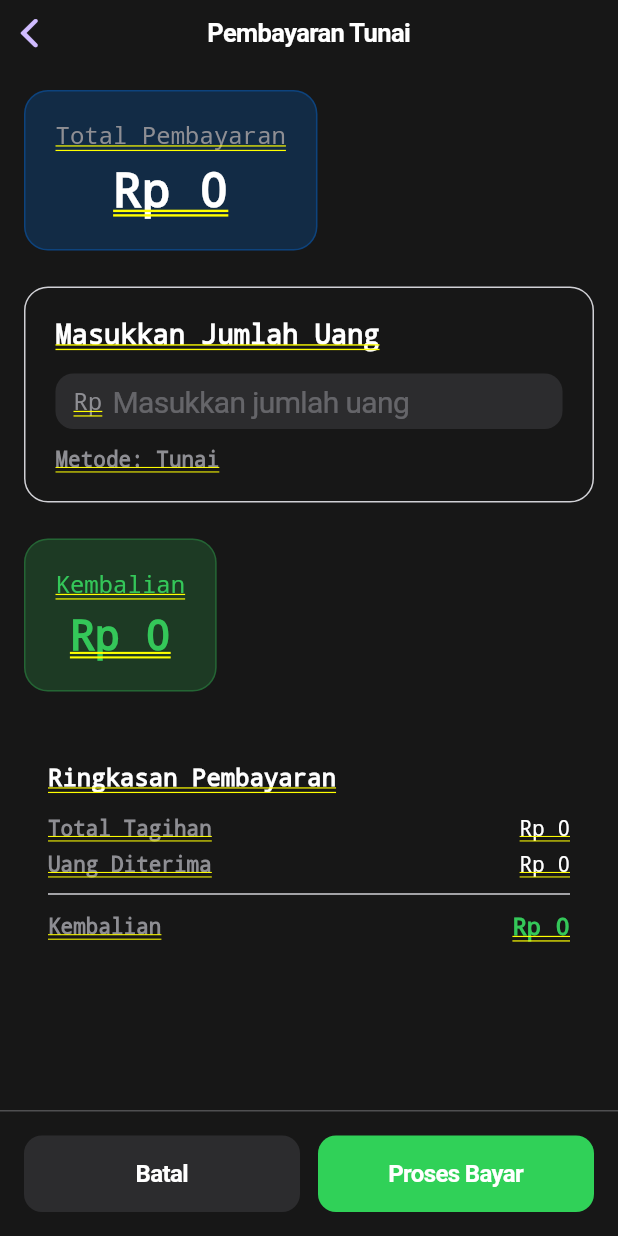
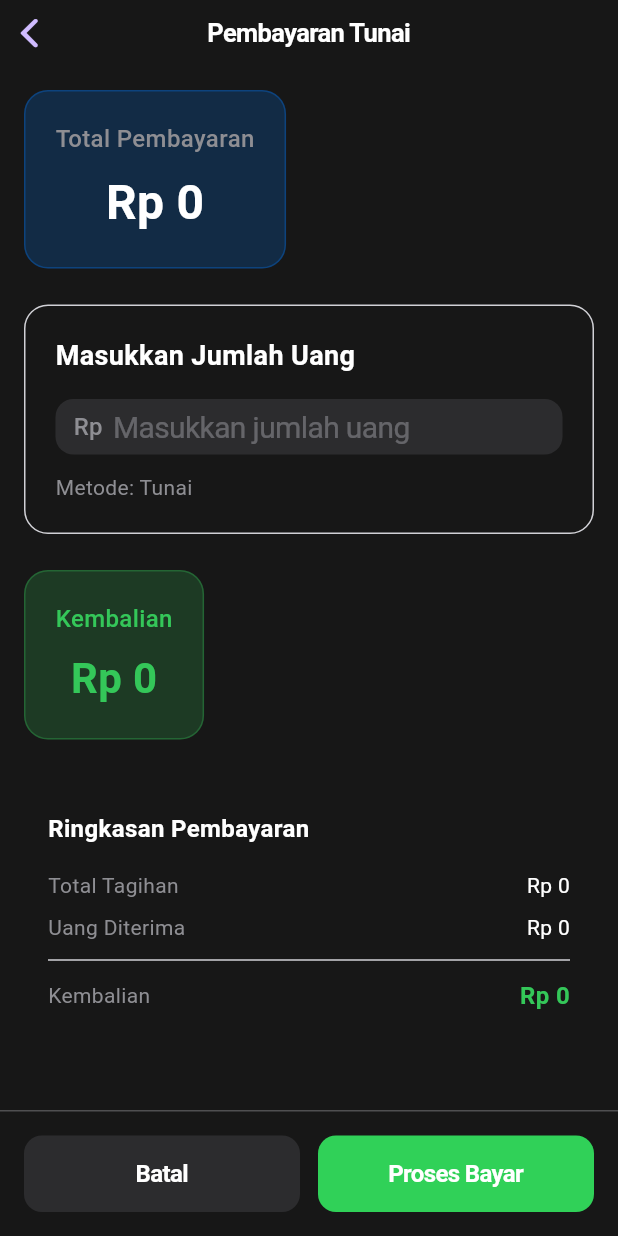
Before and after one commit to 0xHadiRamdhani/workshop_manager, a Flutter app: the CashInputScreen screen opened directly with empty values, on a phone screen of 412 x 824 dp. Run offline on Flutter 3.47's test engine with Material 3 defaults, Android fonts, the phone set to English and light mode, and no system bars; our stand-ins replace lottie, sqflite_common_ffi; missing offline and left inert: flutter_bluetooth_printer; accounts and stored records are empty.

Commit message:
fixing bug

```diff
--- a/lib/screens/add_booking_screen.dart
+++ b/lib/screens/add_booking_screen.dart
@@ -163,6 +163,8 @@ class _AddBookingScreenState extends State<AddBookingScreen> {
       child: SafeArea(
         child: SingleChildScrollView(
           padding: const EdgeInsets.all(16),
+          child: Material(
+            type: MaterialType.transparency,
             child: Form(
               key: _formKey,
               child: Column(
@@ -251,6 +253,7 @@ class _AddBookingScreenState extends State<AddBookingScreen> {
                     ),
                   ),
                 ],
+              ),
             ),
           ),
         ),
--- a/lib/screens/add_technician_screen.dart
+++ b/lib/screens/add_technician_screen.dart
@@ -97,6 +97,8 @@ class _AddTechnicianScreenState extends State<AddTechnicianScreen> {
       child: SafeArea(
         child: SingleChildScrollView(
           padding: const EdgeInsets.all(16),
+          child: Material(
+            type: MaterialType.transparency,
             child: Form(
               key: _formKey,
               child: Column(
@@ -191,6 +193,7 @@ class _AddTechnicianScreenState extends State<AddTechnicianScreen> {
                     ),
                   ),
                 ],
+              ),
             ),
           ),
         ),
--- a/lib/screens/add_vehicle_screen.dart
+++ b/lib/screens/add_vehicle_screen.dart
@@ -49,6 +49,8 @@ class _AddVehicleScreenState extends State<AddVehicleScreen> {
         ),
       ),
       child: SafeArea(
+        child: Material(
+          type: MaterialType.transparency,
           child: Form(
             key: _formKey,
             child: Column(
@@ -72,6 +74,7 @@ class _AddVehicleScreenState extends State<AddVehicleScreen> {
                 ),
                 _buildActionButtons(),
               ],
+            ),
           ),
         ),
       ),
--- a/lib/screens/cash_input_screen.dart
+++ b/lib/screens/cash_input_screen.dart
@@ -93,7 +93,9 @@ class _CashInputScreenState extends State<CashInputScreen> {
       ),
       child: Column(
         children: [
-          const Text(
+          Material(
+            type: MaterialType.transparency,
+            child: const Text(
               'Total Pembayaran',
               style: TextStyle(
                 fontSize: 16,
@@ -101,13 +103,17 @@ class _CashInputScreenState extends State<CashInputScreen> {
                 fontWeight: FontWeight.w500,
               ),
             ),
+          ),
           const SizedBox(height: 8),
-          Text(
+          Material(
+            type: MaterialType.transparency,
+            child: Text(
               'Rp ${widget.totalAmount.toStringAsFixed(0)}',
               style: const TextStyle(
                 fontSize: 32,
                 fontWeight: FontWeight.bold,
                 color: CupertinoColors.white,
+              ),
             ),
           ),
         ],
@@ -126,12 +132,15 @@ class _CashInputScreenState extends State<CashInputScreen> {
       child: Column(
         crossAxisAlignment: CrossAxisAlignment.start,
         children: [
-          const Text(
+          Material(
+            type: MaterialType.transparency,
+            child: const Text(
               'Masukkan Jumlah Uang',
               style: TextStyle(
                 fontSize: 18,
                 fontWeight: FontWeight.bold,
                 color: CupertinoColors.white,
+              ),
             ),
           ),
           const SizedBox(height: 16),
@@ -141,12 +150,15 @@ class _CashInputScreenState extends State<CashInputScreen> {
             keyboardType: TextInputType.number,
             prefix: const Padding(
               padding: EdgeInsets.only(left: 12),
+              child: Material(
+                type: MaterialType.transparency,
                 child: Text(
                   'Rp',
                   style: TextStyle(
                     fontSize: 16,
                     color: CupertinoColors.systemGrey,
                     fontWeight: FontWeight.w500,
+                  ),
                 ),
               ),
             ),
@@ -164,11 +176,14 @@ class _CashInputScreenState extends State<CashInputScreen> {
             },
           ),
           const SizedBox(height: 12),
-          Text(
+          Material(
+            type: MaterialType.transparency,
+            child: Text(
               'Metode: ${_getPaymentMethodText(widget.paymentMethod)}',
               style: const TextStyle(
                 fontSize: 14,
                 color: CupertinoColors.systemGrey,
+              ),
             ),
           ),
         ],
@@ -193,7 +208,9 @@ class _CashInputScreenState extends State<CashInputScreen> {
       ),
       child: Column(
         children: [
-          Text(
+          Material(
+            type: MaterialType.transparency,
+            child: Text(
               _change >= 0 ? 'Kembalian' : 'Kurang Bayar',
               style: TextStyle(
                 fontSize: 16,
@@ -203,8 +220,11 @@ class _CashInputScreenState extends State<CashInputScreen> {
                 fontWeight: FontWeight.w500,
               ),
             ),
+          ),
           const SizedBox(height: 8),
-          Text(
+          Material(
+            type: MaterialType.transparency,
+            child: Text(
               'Rp ${_change.abs().toStringAsFixed(0)}',
               style: TextStyle(
                 fontSize: 28,
@@ -212,6 +232,7 @@ class _CashInputScreenState extends State<CashInputScreen> {
                 color: _change >= 0
                     ? CupertinoColors.systemGreen
                     : CupertinoColors.systemRed,
+              ),
             ),
           ),
         ],
@@ -229,12 +250,15 @@ class _CashInputScreenState extends State<CashInputScreen> {
       child: Column(
         crossAxisAlignment: CrossAxisAlignment.start,
         children: [
-          const Text(
+          Material(
+            type: MaterialType.transparency,
+            child: const Text(
               'Ringkasan Pembayaran',
               style: TextStyle(
                 fontSize: 16,
                 fontWeight: FontWeight.bold,
                 color: CupertinoColors.white,
+              ),
             ),
           ),
           const SizedBox(height: 12),
@@ -270,17 +294,23 @@ class _CashInputScreenState extends State<CashInputScreen> {
       padding: const EdgeInsets.symmetric(vertical: 4),
       child: Row(
         children: [
-          Text(
+          Material(
+            type: MaterialType.transparency,
+            child: Text(
               label,
               style: TextStyle(fontSize: 14, color: CupertinoColors.systemGrey),
             ),
+          ),
           const Spacer(),
-          Text(
+          Material(
+            type: MaterialType.transparency,
+            child: Text(
               value,
               style: TextStyle(
                 fontSize: isImportant ? 16 : 14,
                 fontWeight: isImportant ? FontWeight.bold : FontWeight.normal,
                 color: color ?? CupertinoColors.white,
+              ),
             ),
           ),
         ],
```
Also changed, not shown: lib/database/database_helper.dart (+72 -3 lines), lib/screens/add_product_screen.dart (+24 -6 lines), lib/screens/cashier_screen.dart (+32 -7 lines), lib/screens/loyalty_screen.dart (+13 -3 lines), lib/screens/receipt_screen.dart (+60 -15 lines), lib/screens/transaction_history_screen.dart (+21 -3 lines), 1 other file. Lines whose indentation alone changed are shown as unchanged.
